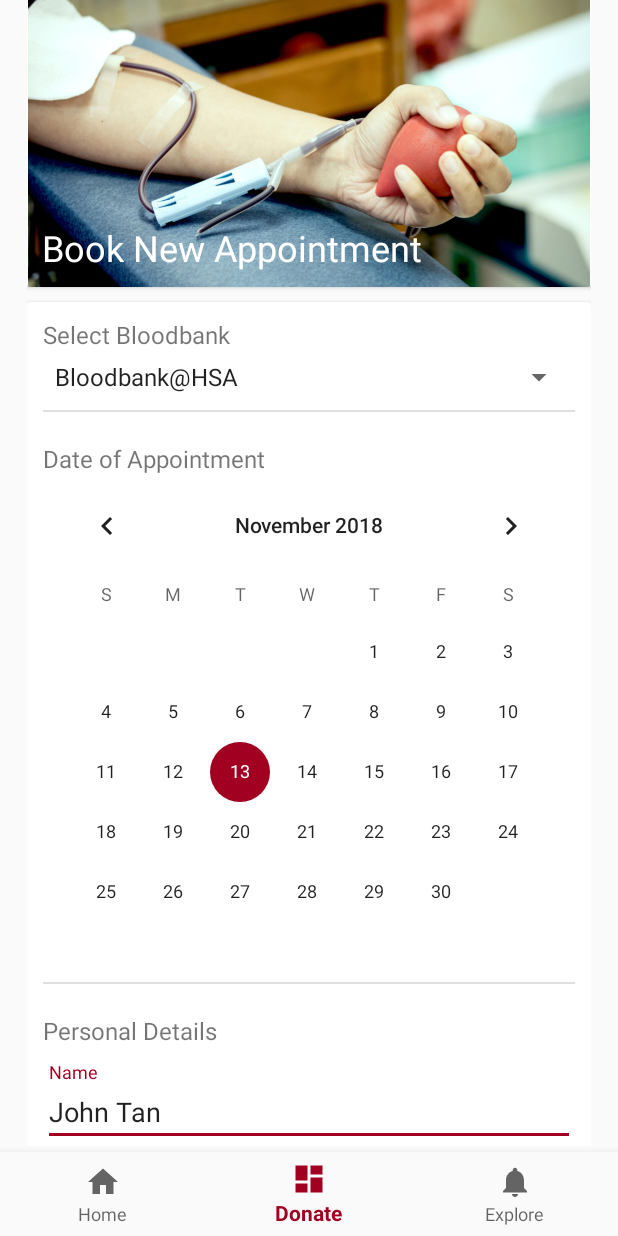
After one commit to junmingtan/ababo, an Android app: the BookAppointment screen opened directly, with no data from a screen before it, on a phone screen of 412 x 824 dp. The commit adds this screen. Run offline under Robolectric (Android 15) with nearby library versions, the phone set to English and light mode, and no system bars.

Commit message:
booking appointment

```diff
--- a/app/src/main/AndroidManifest.xml
+++ b/app/src/main/AndroidManifest.xml
@@ -69,7 +69,10 @@
         <activity android:name=".AdminInterestListViewerActivity" />
         <activity
             android:name=".CheckEligibility"
-            android:label="@string/title_activity_check_eligibility"></activity>
+            android:label="@string/title_activity_check_eligibility" />
+        <activity
+            android:name=".BookAppointment"
+            android:label="@string/title_activity_book_appointment"></activity>
     </application>
 
 </manifest>
--- /dev/null
+++ b/app/src/main/java/com/ababo/tanjunming/ababo/BookAppointment.java
@@ -0,0 +1,127 @@
+package com.ababo.tanjunming.ababo;
+
+import android.content.Intent;
+import android.os.Bundle;
+import android.support.annotation.NonNull;
+import android.support.design.widget.BottomNavigationView;
+import android.support.v7.app.AppCompatActivity;
+import android.util.Log;
+import android.view.MenuItem;
+import android.view.View;
+import android.widget.ArrayAdapter;
+import android.widget.Button;
+import android.widget.CalendarView;
+import android.widget.EditText;
+import android.widget.Spinner;
+import android.widget.TextView;
+
+import java.util.Date;
+
+public class BookAppointment extends AppCompatActivity {
+
+    private Spinner bloodbankSelectionSpinner;
+    private Spinner bloodtypeSelectionSpinner;
+    private Button submitBookAppointmentButton;
+    private EditText mNameView;
+    private EditText mIdentificationNumberView;
+    private EditText mContactNumberView;
+    private EditText mEmailAddressView;
+    private CalendarView mAppointmentDateView;
+    private String appointmentDate;
+
+    private BottomNavigationView.OnNavigationItemSelectedListener mOnNavigationItemSelectedListener
+            = new BottomNavigationView.OnNavigationItemSelectedListener() {
+
+        @Override
+        public boolean onNavigationItemSelected(@NonNull MenuItem item) {
+            switch (item.getItemId()) {
+                case R.id.navigation_home:
+                    startActivity(new Intent(BookAppointment.this, MainActivity.class));
+                    return true;
+                case R.id.navigation_dashboard:
+                    startActivity(new Intent(BookAppointment.this, Donate.class));
+                    return true;
+                case R.id.navigation_notifications:
+                    startActivity(new Intent(BookAppointment.this, Explore.class));
+                    return true;
+            }
+            return false;
+        }
+    };
+
+
+    @Override
+    protected void onCreate(Bundle savedInstanceState) {
+        super.onCreate(savedInstanceState);
+        setContentView(R.layout.activity_book_appointment);
+
+        BottomNavigationView navigation = (BottomNavigationView) findViewById(R.id.navigation);
+        navigation.setSelectedItemId(R.id.navigation_dashboard);
+        navigation.setOnNavigationItemSelectedListener(mOnNavigationItemSelectedListener);
+
+        bloodbankSelectionSpinner = (Spinner) findViewById(R.id.bloodbank);
+        ArrayAdapter<CharSequence> adapter = ArrayAdapter.createFromResource(this,
+                R.array.bloodbanks, android.R.layout.simple_spinner_item);
+        adapter.setDropDownViewResource(android.R.layout.simple_spinner_dropdown_item);
+        bloodbankSelectionSpinner.setAdapter(adapter);
+
+        bloodtypeSelectionSpinner = (Spinner) findViewById(R.id.bloodtype);
+        ArrayAdapter<CharSequence> bloodtypeAdapter = ArrayAdapter.createFromResource(this,
+                R.array.bloodtypes, android.R.layout.simple_spinner_item);
+        bloodtypeAdapter.setDropDownViewResource(android.R.layout.simple_spinner_dropdown_item);
+        bloodtypeSelectionSpinner.setAdapter(bloodtypeAdapter);
+
+        mAppointmentDateView = (CalendarView) findViewById(R.id.calendarView);
+        mAppointmentDateView.setOnDateChangeListener(new CalendarView.OnDateChangeListener() {
+
+            @Override
+            public void onSelectedDayChange(CalendarView view, int year, int month,
+                                            int dayOfMonth) {
+                appointmentDate = dayOfMonth + "/" + month + "/" + year;
+            }
+        });
+
+        mNameView = (EditText) findViewById(R.id.name);
+        mNameView.setText(R.string.user_name);
+
+        mIdentificationNumberView =  (EditText) findViewById(R.id.nric);
+        mIdentificationNumberView.setText(R.string.identification_number);
+
+        mContactNumberView = (EditText) findViewById(R.id.phone);
+        mContactNumberView.setText(R.string.contact_number);
+
+        mEmailAddressView = (EditText) findViewById(R.id.apptemail);
+        mEmailAddressView.setText(R.string.email_address);
+
+        submitBookAppointmentButton = (Button) findViewById(R.id.bookapptsubmit);
+        submitBookAppointmentButton.setOnClickListener(new View.OnClickListener() {
+            @Override
+            public void onClick(View view) {
+                //add implementation code here
+                Log.d(getClass().getName(), CreateAppointment());
+            }
+        });
+
+    }
+
+    private String CreateAppointment(){
+        String bookingBloodbank = bloodbankSelectionSpinner.getSelectedItem().toString();
+        String bookingDate = appointmentDate;
+        String name = mNameView.getText().toString();
+        String nric = mIdentificationNumberView.getText().toString();
+        String contact = mContactNumberView.getText().toString();
+        String email = mEmailAddressView.getText().toString();
+        String bloodType = bloodtypeSelectionSpinner.getSelectedItem().toString();
+
+        String result = "\nAppointment Details: \n" +
+                "Bloodbank: " + bookingBloodbank +
+                "\nDate of Appointment: " + bookingDate +
+                "\nName: " + name +
+                "\nNRIC: " + nric +
+                "\nContact Number: " + contact +
+                "\nEmail: " + email +
+                "\nBlood Type: " + bloodType;
+        return result;
+    }
+
+}
--- a/app/src/main/java/com/ababo/tanjunming/ababo/Donate.java
+++ b/app/src/main/java/com/ababo/tanjunming/ababo/Donate.java
@@ -14,6 +14,7 @@ public class Donate extends AppCompatActivity {
 
     private Button mIndicateInterestButton;
     private Button mCheckEligibilityButton;
+    private Button mBookAppointmentButton;
 
 
     private BottomNavigationView.OnNavigationItemSelectedListener mOnNavigationItemSelectedListener
@@ -48,6 +49,14 @@ public class Donate extends AppCompatActivity {
             }
         });
 
+        mBookAppointmentButton = (Button) findViewById(R.id.bookappt);
+        mBookAppointmentButton.setOnClickListener(new View.OnClickListener() {
+            @Override
+            public void onClick(View view) {
+                startActivity(new Intent(Donate.this, BookAppointment.class));
+            }
+        });
+
         mIndicateInterestButton = (Button) findViewById(R.id.indintr);
         mIndicateInterestButton.setOnClickListener(new View.OnClickListener() {
             @Override
--- a/app/src/main/java/com/ababo/tanjunming/ababo/IndicateInterestActivity.java
+++ b/app/src/main/java/com/ababo/tanjunming/ababo/IndicateInterestActivity.java
@@ -51,8 +51,9 @@ public class IndicateInterestActivity extends AppCompatActivity implements Adapt
         ArrayAdapter<CharSequence> adapter = ArrayAdapter.createFromResource(this, R.array.locations,android.R.layout.simple_spinner_item);
         adapter.setDropDownViewResource(android.R.layout.simple_spinner_dropdown_item);
         spinner.setAdapter(adapter);
-        spinner.setOnItemSelectedListener(this);
+
         BottomNavigationView navigation = (BottomNavigationView) findViewById(R.id.navigation);
+        navigation.setSelectedItemId(R.id.navigation_dashboard);
         navigation.setOnNavigationItemSelectedListener(mOnNavigationItemSelectedListener);
     }
 
--- /dev/null
+++ b/app/src/main/res/layout/activity_book_appointment.xml
@@ -0,0 +1,224 @@
+<?xml version="1.0" encoding="utf-8"?>
+<android.support.constraint.ConstraintLayout xmlns:android="http://schemas.android.com/apk/res/android"
+    xmlns:app="http://schemas.android.com/apk/res-auto"
+    xmlns:tools="http://schemas.android.com/tools"
+    android:id="@+id/container"
+    android:layout_width="match_parent"
+    android:layout_height="match_parent"
+    tools:context=".BookAppointment">
+
+    <ScrollView
+        android:layout_width="match_parent"
+        android:layout_height="match_parent"
+        android:layout_marginStart="8dp"
+        android:layout_marginEnd="8dp"
+        android:layout_marginBottom="60dp"
+        app:layout_constraintBottom_toBottomOf="parent"
+        app:layout_constraintEnd_toEndOf="parent"
+        app:layout_constraintStart_toStartOf="parent">
+
+        <LinearLayout
+            android:layout_width="match_parent"
+            android:layout_height="wrap_content"
+            android:layout_margin="10dp"
+            android:orientation="vertical">
+
+            <android.support.v7.widget.CardView
+                android:id="@+id/bookAppt"
+                android:layout_width="match_parent"
+                android:layout_height="match_parent"
+                android:layout_marginBottom="10dp">
+
+                <ImageView
+                    android:id="@+id/imageView3"
+                    android:layout_width="wrap_content"
+                    android:layout_height="wrap_content"
+                    android:adjustViewBounds="true"
+                    app:srcCompat="@drawable/bookappt" />
+
+                <TextView
+                    android:id="@+id/textView18"
+                    android:layout_width="match_parent"
+                    android:layout_height="wrap_content"
+                    android:layout_gravity="bottom"
+                    android:layout_marginStart="10dp"
+                    android:layout_marginBottom="10dp"
+                    android:fontFamily="sans-serif"
+                    android:text="Book New Appointment"
+                    android:textColor="@color/white"
+                    android:textSize="24sp" />
+
+            </android.support.v7.widget.CardView>
+
+            <android.support.v7.widget.CardView
+                android:layout_width="match_parent"
+                android:layout_height="match_parent"
+                android:layout_marginBottom="20dp">
+
+                <LinearLayout
+                    android:layout_width="match_parent"
+                    android:layout_height="match_parent"
+                    android:layout_margin="5dp"
+                    android:orientation="vertical"
+                    android:padding="5dp">
+
+                    <TextView
+                        android:id="@+id/textView34"
+                        android:layout_width="wrap_content"
+                        android:layout_height="wrap_content"
+                        android:layout_marginBottom="5dp"
+                        android:text="Select Bloodbank"
+                        android:textSize="16sp" />
+
+                    <Spinner
+                        android:id="@+id/bloodbank"
+                        android:layout_width="match_parent"
+                        android:layout_height="wrap_content" />
+
+                    <View
+                        android:id="@+id/divider3"
+                        android:layout_width="match_parent"
+                        android:layout_height="1dp"
+                        android:layout_marginTop="10dp"
+                        android:layout_marginBottom="20dp"
+                        android:background="?android:attr/listDivider" />
+
+                    <TextView
+                        android:id="@+id/textView35"
+                        android:layout_width="match_parent"
+                        android:layout_height="wrap_content"
+                        android:text="Date of Appointment"
+                        android:textSize="16sp" />
+
+                    <CalendarView
+                        android:id="@+id/calendarView"
+                        android:layout_width="match_parent"
+                        android:layout_height="wrap_content" />
+
+                    <View
+                        android:id="@+id/divider4"
+                        android:layout_width="match_parent"
+                        android:layout_height="1dp"
+                        android:layout_marginBottom="20dp"
+                        android:background="?android:attr/listDivider" />
+
+                    <TextView
+                        android:id="@+id/textView36"
+                        android:layout_width="match_parent"
+                        android:layout_height="wrap_content"
+                        android:layout_marginBottom="10dp"
+                        android:text="Personal Details"
+                        android:textSize="16sp" />
+
+                    <android.support.design.widget.TextInputLayout
+                        android:layout_width="match_parent"
+                        android:layout_height="match_parent"
+                        android:hint="Name">
+
+
+                        <EditText
+                            android:id="@+id/name"
+                            android:layout_width="match_parent"
+                            android:layout_height="wrap_content"
+                            android:layout_weight="1"
+                            android:ems="10"
+                            android:inputType="textPersonName" />
+                    </android.support.design.widget.TextInputLayout>
+
+                    <android.support.design.widget.TextInputLayout
+                        android:layout_width="match_parent"
+                        android:layout_height="match_parent"
+                        android:hint="NRIC/FIN/Passport Number">
+
+
+                        <EditText
+                            android:id="@+id/nric"
+                            android:layout_width="match_parent"
+                            android:layout_height="wrap_content"
+                            android:layout_weight="1"
+                            android:ems="10"
+                            android:inputType="none" />
+                    </android.support.design.widget.TextInputLayout>
+
+                    <android.support.design.widget.TextInputLayout
+                        android:layout_width="match_parent"
+                        android:layout_height="match_parent"
+                        android:hint="Contact Number">
+
+
+                        <EditText
+                            android:id="@+id/phone"
+                            android:layout_width="match_parent"
+                            android:layout_height="wrap_content"
+                            android:layout_weight="1"
+                            android:ems="10"
+                            android:inputType="phone" />
+                    </android.support.design.widget.TextInputLayout>
+
+                    <android.support.design.widget.TextInputLayout
+                        android:layout_width="match_parent"
+                        android:layout_height="match_parent"
+                        android:hint="Email">
+
+
+                        <EditText
+                            android:id="@+id/apptemail"
+                            android:layout_width="match_parent"
+                            android:layout_height="wrap_content"
+                            android:layout_weight="1"
+                            android:ems="10"
+                            android:inputType="textEmailAddress" />
+                    </android.support.design.widget.TextInputLayout>
+
+                    <View
+                        android:id="@+id/divider5"
+                        android:layout_width="match_parent"
+                        android:layout_height="1dp"
+                        android:layout_marginTop="10dp"
+                        android:layout_marginBottom="20dp"
+                        android:layout_weight="1"
+                        android:background="?android:attr/listDivider" />
+
+                    <TextView
+                        android:id="@+id/textView37"
+                        android:layout_width="match_parent"
+                        android:layout_height="wrap_content"
+                        android:layout_marginBottom="5dp"
+                        android:text="Select Blood Type"
+                        android:textSize="16sp" />
+
+                    <Spinner
+                        android:id="@+id/bloodtype"
+                        android:layout_width="match_parent"
+                        android:layout_height="wrap_content"
+                        android:layout_marginBottom="20dp" />
+
+                </LinearLayout>
+
+            </android.support.v7.widget.CardView>
+
+            <Button
+                android:id="@+id/bookapptsubmit"
+                android:layout_width="match_parent"
+                android:layout_height="wrap_content"
+                android:layout_marginBottom="20dp"
+                android:background="@color/colorAccent"
+                android:text="Submit"
+                android:textColor="@color/white" />
+
+        </LinearLayout>
+    </ScrollView>
+
+    <android.support.design.widget.BottomNavigationView
+        android:id="@+id/navigation"
+        android:layout_width="0dp"
+        android:layout_height="wrap_content"
+        android:layout_marginStart="0dp"
+        android:layout_marginEnd="0dp"
+        android:background="?android:attr/windowBackground"
+        app:layout_constraintBottom_toBottomOf="parent"
+        app:layout_constraintLeft_toLeftOf="parent"
+        app:layout_constraintRight_toRightOf="parent"
+        app:menu="@menu/navigation" />
+
+</android.support.constraint.ConstraintLayout>
--- a/app/src/main/res/layout/activity_explore.xml
+++ b/app/src/main/res/layout/activity_explore.xml
@@ -52,6 +52,7 @@
                         android:layout_height="wrap_content"
                         android:layout_marginStart="8dp"
                         android:layout_marginTop="5dp"
+                        android:layout_marginBottom="10dp"
                         android:layout_weight="1"
                         android:text="Blood Reserve Levels"
                         android:textColor="@color/colorAccent"
@@ -93,6 +94,7 @@
                         android:layout_height="wrap_content"
                         android:layout_marginStart="8dp"
                         android:layout_marginTop="5dp"
+                        android:layout_marginBottom="10dp"
                         android:layout_weight="1"
                         android:text="Locations of Bloodbanks"
                         android:textColor="@color/colorAccent"
--- a/app/src/main/res/values/strings.xml
+++ b/app/src/main/res/values/strings.xml
@@ -21,6 +21,9 @@
     <string name="title_activity_maps">Map</string>
 
     <string name="user_name">John Tan</string>
+    <string name="identification_number">S1234567A</string>
+    <string name="contact_number">8123 4567</string>
+    <string name="email_address">johntan@example.com</string>
     <string name="title_activity_indicate_interest">IndicateInterest</string>
     <string-array name="locations">
         <item> North</item>
@@ -28,6 +31,22 @@
         <item> East</item>
         <item> West</item>
         <item> Central</item>
+    </string-array>
+    <string-array name="bloodbanks">
+        <item>Bloodbank@HSA</item>
+        <item>Blookbank@Dhoby Ghaut</item>
+        <item>Bloodbank@Westgate Tower</item>
+        <item>Blookbank@Woodlands</item>
+    </string-array>
+    <string-array name="bloodtypes">
+        <item>O+</item>
+        <item>A+</item>
+        <item>B+</item>
+        <item>AB+</item>
+        <item>O-</item>
+        <item>A-</item>
+        <item>B-</item>
+        <item>AB-</item>
     </string-array>
     <string name="title_activity_edit_profile">EditProfile</string>
     <string name="title_activity_check_eligibility">CheckEligibility</string>
@@ -121,4 +140,5 @@
         "when a user tries to pick up one of cards.\n\n"
     </string>
     <string name="action_settings">Settings</string>
+    <string name="title_activity_book_appointment">BookAppointment</string>
 </resources>
```
